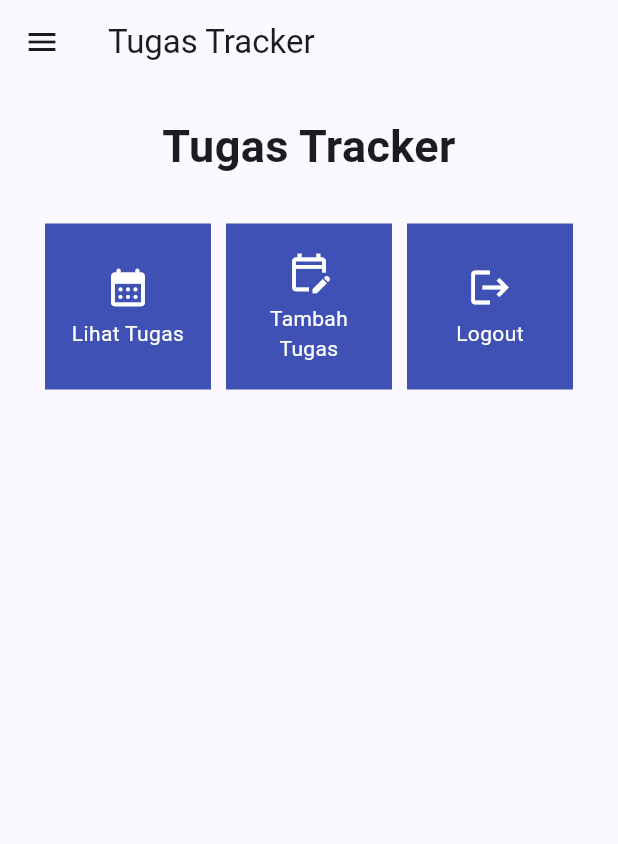
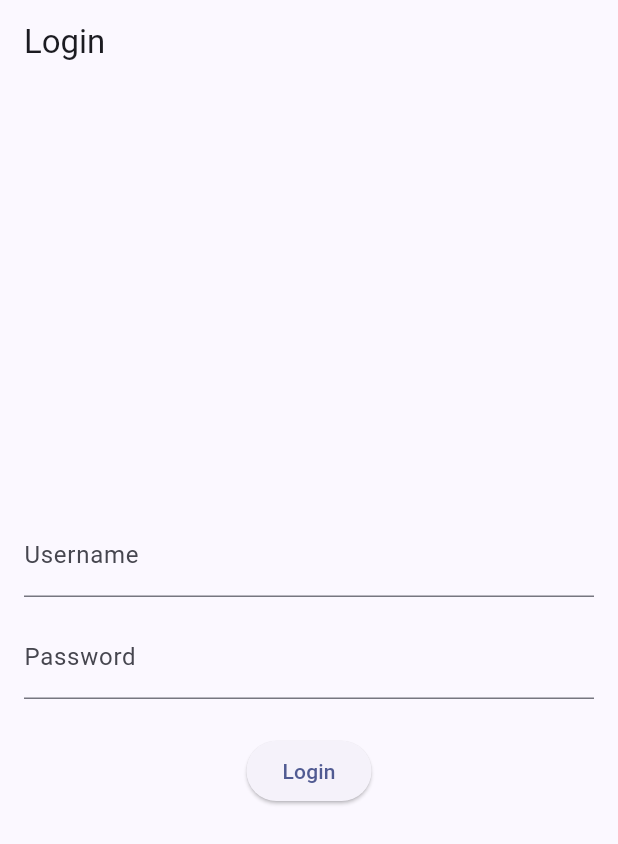
Before and after one commit to Midebar/tugas-tracker-mobile, a Flutter app: the screen it shows after launch, on a phone screen of 412 x 824 dp. Shown: the top 844 px of the screen. Run offline on Flutter 3.47's test engine with Material 3 defaults, Android fonts, the phone set to English and light mode, and no system bars; missing offline and left inert: pbp_django_auth.

Commit message:
Finished tugas 9

```diff
--- a/lib/main.dart
+++ b/lib/main.dart
@@ -1,4 +1,5 @@
 import 'package:flutter/material.dart';
+
 import 'package:tugas_tracker/screens/main_menu.dart';
 
 void main() {
--- /dev/null
+++ b/lib/models/tugas.dart
@@ -0,0 +1,72 @@
+// To parse this JSON data, do
+//
+//     final Tugas = TugasFromJson(jsonString);
+
+import 'dart:convert';
+
+List<Tugas> tugasFromJson(String str) =>
+    List<Tugas>.from(json.decode(str).map((x) => Tugas.fromJson(x)));
+
+String tugasToJson(List<Tugas> data) =>
+    json.encode(List<dynamic>.from(data.map((x) => x.toJson())));
+
+class Tugas {
+  String model;
+  int pk;
+  Fields fields;
+
+  Tugas({
+    required this.model,
+    required this.pk,
+    required this.fields,
+  });
+
+  factory Tugas.fromJson(Map<String, dynamic> json) => Tugas(
+        model: json["model"],
+        pk: json["pk"],
+        fields: Fields.fromJson(json["fields"]),
+      );
+
+  Map<String, dynamic> toJson() => {
+        "model": model,
+        "pk": pk,
+        "fields": fields.toJson(),
+      };
+}
+
+class Fields {
+  int user;
+  String name;
+  int amount;
+  String description;
+  DateTime dateAdded;
+  DateTime deadline;
+
+  Fields({
+    required this.user,
+    required this.name,
+    required this.amount,
+    required this.description,
+    required this.dateAdded,
+    required this.deadline,
+  });
+
+  factory Fields.fromJson(Map<String, dynamic> json) => Fields(
+        user: json["user"],
+        name: json["name"],
+        amount: json["amount"],
+        description: json["description"],
+        dateAdded: DateTime.parse(json["date_added"]),
+        deadline: DateTime.parse(json["deadline"]),
+      );
+
+  Map<String, dynamic> toJson() => {
+        "user": user,
+        "name": name,
+        "amount": amount,
+        "description": description,
+        "date_added":
+            "${dateAdded.year.toString().padLeft(4, '0')}-${dateAdded.month.toString().padLeft(2, '0')}-${dateAdded.day.toString().padLeft(2, '0')}",
+        "deadline": deadline.toIso8601String(),
+      };
+}
--- /dev/null
+++ b/lib/screens/login.dart
@@ -0,0 +1,119 @@
+import 'package:flutter/material.dart';
+import 'package:pbp_django_auth/pbp_django_auth.dart';
+import 'package:provider/provider.dart';
+
+import 'package:tugas_tracker/screens/main_menu.dart';
+
+void main() {
+  runApp(const LoginApp());
+}
+
+class LoginApp extends StatelessWidget {
+  const LoginApp({super.key});
+
+  @override
+  Widget build(BuildContext context) {
+    return MaterialApp(
+      title: 'Login',
+      theme: ThemeData(
+        primarySwatch: Colors.blue,
+      ),
+      home: const LoginPage(),
+    );
+  }
+}
+
+class LoginPage extends StatefulWidget {
+  const LoginPage({super.key});
+
+  @override
+  State<LoginPage> createState() => _LoginPageState();
+}
+
+class _LoginPageState extends State<LoginPage> {
+  final TextEditingController _usernameController = TextEditingController();
+  final TextEditingController _passwordController = TextEditingController();
+
+  @override
+  Widget build(BuildContext context) {
+    final request = context.watch<CookieRequest>();
+    return Scaffold(
+      appBar: AppBar(
+        title: const Text('Login'),
+      ),
+      body: Container(
+        padding: const EdgeInsets.all(16.0),
+        child: Column(
+          mainAxisAlignment: MainAxisAlignment.center,
+          children: [
+            TextField(
+              controller: _usernameController,
+              decoration: const InputDecoration(
+                labelText: 'Username',
+              ),
+            ),
+            const SizedBox(height: 12.0),
+            TextField(
+              controller: _passwordController,
+              decoration: const InputDecoration(
+                labelText: 'Password',
+              ),
+              obscureText: true,
+            ),
+            const SizedBox(height: 24.0),
+            ElevatedButton(
+              onPressed: () async {
+                String username = _usernameController.text;
+                String password = _passwordController.text;
+
+                // Cek kredensial
+                // TODO: Ganti URL dan jangan lupa tambahkan trailing slash (/) di akhir URL!
+                // Untuk menyambungkan Android emulator dengan Django pada localhost,
+                // gunakan URL http://10.0.2.2/
+                final response =
+                    await request.login("http://127.0.0.1:8000/auth/login/", {
+                  'username': username,
+                  'password': password,
+                });
+
+                if (request.loggedIn) {
+                  String message = response['message'];
+                  String uname = response['username'];
+                  if (context.mounted) {
+                    Navigator.pushReplacement(
+                      context,
+                      MaterialPageRoute(builder: (context) => MyHomePage()),
+                    );
+                    ScaffoldMessenger.of(context)
+                      ..hideCurrentSnackBar()
+                      ..showSnackBar(SnackBar(
+                          content: Text("$message Selamat datang, $uname.")));
+                  }
+                } else {
+                  if (context.mounted) {
+                    showDialog(
+                      context: context,
+                      builder: (context) => AlertDialog(
+                        title: const Text('Login Gagal'),
+                        content: Text(response['message']),
+                        actions: [
+                          TextButton(
+                            child: const Text('OK'),
+                            onPressed: () {
+                              Navigator.pop(context);
+                            },
+                          ),
+                        ],
+                      ),
+                    );
+                  }
+                }
+              },
+              child: const Text('Login'),
+            ),
+          ],
+        ),
+      ),
+    );
+  }
+}
--- a/lib/screens/main_menu.dart
+++ b/lib/screens/main_menu.dart
@@ -1,4 +1,8 @@
 import 'package:flutter/material.dart';
+import 'package:pbp_django_auth/pbp_django_auth.dart';
+import 'package:provider/provider.dart';
+
+import 'package:tugas_tracker/screens/login.dart';
 import 'package:tugas_tracker/widgets/left_drawer.dart';
 import 'package:tugas_tracker/widgets/main_menu_card.dart';
 
@@ -8,19 +12,25 @@
   // This widget is the root of your application.
   @override
   Widget build(BuildContext context) {
-    return MaterialApp(
-      title: 'Tugas Tracker',
-      theme: ThemeData(
-        primarySwatch: Colors.blue,
-        colorScheme: ColorScheme.fromSeed(seedColor: Colors.indigo),
+    return Provider(
+      create: (_) {
+        CookieRequest request = CookieRequest();
+        return request;
+      },
+      child: MaterialApp(
+        title: 'Tugas Tracker App',
+        theme: ThemeData(
+          colorScheme: ColorScheme.fromSeed(seedColor: Colors.indigo),
+          useMaterial3: true,
+        ),
+        home: const LoginPage(),
       ),
-      home: MyHomePage(),
     );
   }
 }
 
 class MyHomePage extends StatelessWidget {
-  MyHomePage({Key? key}) : super(key: key);
+  MyHomePage({super.key});
 
   final List<TrackerItem> items = [
     TrackerItem("Lihat Tugas", Icons.calendar_month_rounded),
--- a/pubspec.yaml
+++ b/pubspec.yaml
@@ -36,6 +36,9 @@
   # The following adds the Cupertino Icons font to your application.
   # Use with the CupertinoIcons class for iOS style icons.
   cupertino_icons: ^1.0.2
+  provider: ^6.1.2
+  pbp_django_auth: ^0.4.0
+  http: ^1.2.1
 
 dev_dependencies:
   flutter_test:
@@ -46,7 +49,7 @@
   # activated in the `analysis_options.yaml` file located at the root of your
   # package. See that file for information about deactivating specific lint
   # rules and activating additional ones.
-  flutter_lints: ^2.0.0
+  flutter_lints: ^3.0.2
 
 # For information on the generic Dart part of this file, see the
 # following page: https://dart.dev/tools/pub/pubspec
```
Also changed, not shown: lib/screens/list_tugas.dart (added, +94 -0 lines), lib/screens/tracker_form.dart (+35 -1 lines), lib/widgets/left_drawer.dart (+15 -3 lines), lib/widgets/main_menu_card.dart (+34 -1 lines), pubspec.lock, 3 other files.
